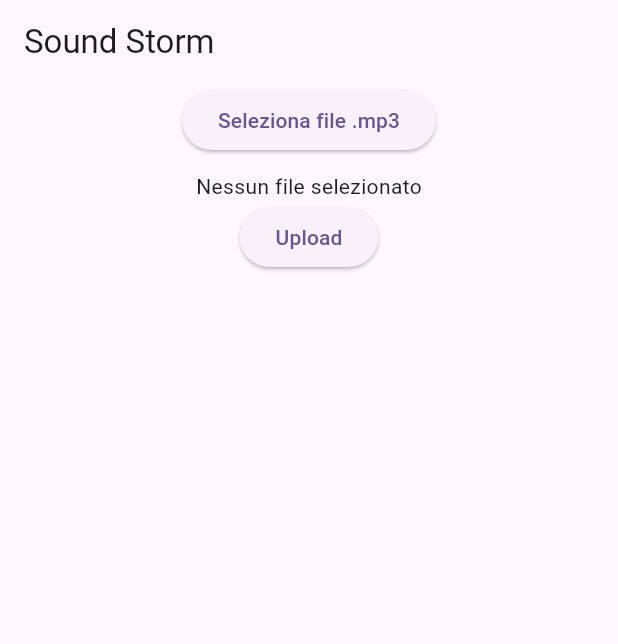
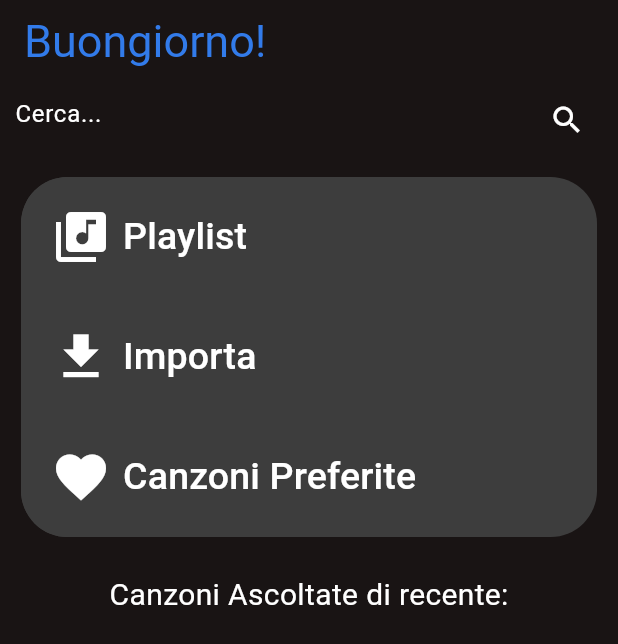
Before and after one commit to FabioFattori/sound_storm, a Flutter app: the screen it shows after launch, on a phone screen of 412 x 824 dp. Shown: the top 644 px of the screen. Run offline on Flutter 3.47's test engine with Material 2 defaults, Android fonts, the phone set to English and light mode, and no system bars; our stand-ins replace file_picker, shimmer.

```diff
--- /dev/null
+++ b/lib/Components/CustonContainer.dart
@@ -0,0 +1,17 @@
+import 'package:flutter/material.dart';
+
+class CustomContainer extends StatelessWidget {
+  CustomContainer({super.key, required this.child});
+
+  late Widget? child;
+  @override
+  Widget build(BuildContext context) {
+    return Padding(
+        padding: const EdgeInsets.all(14),
+        child: Container(
+            decoration: BoxDecoration(
+                borderRadius: BorderRadius.circular(31),
+                color: const Color.fromRGBO(61, 61, 61, 1)),
+            child: child));
+  }
+}
--- /dev/null
+++ b/lib/Components/RouteButton.dart
@@ -0,0 +1,46 @@
+import 'package:flutter/material.dart';
+
+class RouteButton extends StatelessWidget {
+  RouteButton({super.key, required this.title, required this.icon,this.Route=""});
+
+  late String title;
+  late IconData icon;
+  late String Route;
+
+  @override
+  Widget build(BuildContext context) {
+    return Row(
+      mainAxisSize: MainAxisSize.max,
+      mainAxisAlignment: MainAxisAlignment.start,
+      children: [
+        ElevatedButton.icon(
+          onPressed: () => {
+            Navigator.pushNamed(context, Route),
+          },
+          icon: Icon(
+            icon,
+            color: Colors.white,
+            size: 40,
+          ),
+          label: Text(
+            title,
+            style:const TextStyle(color: Colors.white, fontSize: 25),
+            selectionColor: const Color.fromRGBO(50, 123, 234, 1),
+          ),
+          style: ButtonStyle(
+            splashFactory: NoSplash.splashFactory,
+            backgroundColor: MaterialStateColor.resolveWith(
+              (states) => const Color.fromRGBO(61, 61, 61, 1),
+            ),
+            elevation: MaterialStateProperty.resolveWith((states) => 0),
+            shape: MaterialStateProperty.resolveWith((states) =>
+                RoundedRectangleBorder(
+                    borderRadius: BorderRadius.circular(31))),
+            padding: MaterialStateProperty.resolveWith(
+                (states) => const EdgeInsets.all(20)),
+          ),
+        ),
+      ],
+    );
+  }
+}
--- a/lib/Models/Connector.dart
+++ b/lib/Models/Connector.dart
@@ -38,4 +38,6 @@ class Connector {
       }
     }
   }
+
+
 }
--- /dev/null
+++ b/lib/Screens/Home.dart
@@ -0,0 +1,118 @@
+import 'package:flutter/material.dart';
+import 'package:flutter/scheduler.dart';
+import 'package:sound_storm/Components/CustonContainer.dart';
+import 'package:sound_storm/Components/RouteButton.dart';
+import 'package:sound_storm/Components/Skeleton.dart';
+
+class Home extends StatefulWidget {
+  Home({super.key});
+
+  final TextEditingController _controller = TextEditingController();
+  bool isSearching = false;
+  @override
+  State<Home> createState() => _HomeState();
+}
+
+class _HomeState extends State<Home> {
+  Text chooseWhatToSay() {
+    if (DateTime.now().hour < 11) {
+      return const Text(
+        'Buongiorno!',
+        style: TextStyle(fontSize: 30, color: Color.fromRGBO(50, 123, 234, 1)),
+      );
+    } else if (DateTime.now().hour < 18) {
+      return const Text('Buon pomeriggio!',
+          style:
+              TextStyle(fontSize: 30, color: Color.fromRGBO(50, 123, 234, 1)));
+    } else {
+      return const Text('Buonasera!',
+          style:
+              TextStyle(fontSize: 30, color: Color.fromRGBO(50, 123, 234, 1)));
+    }
+  }
+
+  @override
+  void initState() {
+    super.initState();
+
+  }
+
+  @override
+  Widget build(BuildContext context) {
+    return Scaffold(
+      backgroundColor: const Color.fromRGBO(25, 20, 20, 1),
+      appBar: AppBar(
+        title: chooseWhatToSay(),
+        backgroundColor: const Color.fromRGBO(25, 20, 20, 1),
+      ),
+      body: Column(
+        mainAxisSize: MainAxisSize.min,
+        mainAxisAlignment: MainAxisAlignment.start,
+        children: [
+          Padding(
+              padding: const EdgeInsets.only(left: 10, right: 10),
+              child: TextField(
+                controller: widget._controller,
+                style: const TextStyle(color: Colors.white),
+                onTap: () => {
+                  setState(() {
+                    widget.isSearching = true;
+                  })
+                },
+                onSubmitted: (value) => {
+                  setState(() {
+                    widget.isSearching = false;
+                  })
+                },
+                decoration: const InputDecoration(
+                  hintText: 'Cerca...',
+                  hintStyle: TextStyle(color: Colors.white),
+                  border: InputBorder.none,
+                  suffixIcon: Icon(
+                    Icons.search,
+                    color: Colors.white,
+                  ),
+                ),
+              )),
+          widget.isSearching
+              ? Padding(
+                  padding: const EdgeInsets.only(left: 10, right: 10),
+                  child: ListView.builder(
+                      shrinkWrap: true,
+                      itemCount: 4,
+                      itemBuilder: (context, index) {
+                        return const Skeleton();
+                      }),
+                )
+              : Column(
+                  mainAxisAlignment: MainAxisAlignment.start,
+                  children: [
+                    CustomContainer(
+                          child: Column(
+                            mainAxisAlignment: MainAxisAlignment.start,
+                            children: [
+                              RouteButton(
+                                  title: "Playlist",
+                                  icon: Icons.my_library_music),
+                              RouteButton(
+                                  title: "Importa", icon: Icons.download,Route: "/Upload",),
+                              RouteButton(
+                                  title: "Canzoni Preferite",
+                                  icon: Icons.favorite),
+                            ],
+                          )),
+
+                    const Padding(
+                      padding: EdgeInsets.all(10),
+                      child: Text(
+                        "Canzoni Ascoltate di recente:",
+                        style: TextStyle(color: Colors.white, fontSize: 20),
+                      ),
+                    )
+                  ],
+                )
+        ],
+      ),
+    );
+  }
+}
--- a/lib/main.dart
+++ b/lib/main.dart
@@ -1,13 +1,13 @@
 import 'package:flutter/material.dart';
-import 'package:sound_storm/Components/Mp3FilePicker.dart';
-import 'package:sound_storm/Models/Connector.dart';
+import 'package:sound_storm/RouteGenerator.dart';
+import 'package:sound_storm/Screens/Home.dart';
 
 void main() {
-  runApp(const MyApp());
+  runApp(MyApp());
 }
 
 class MyApp extends StatelessWidget {
-  const MyApp({super.key});
+  MyApp({super.key});
 
   // This widget is the root of your application.
   @override
@@ -16,17 +16,11 @@ class MyApp extends StatelessWidget {
       title: 'Sound Storm',
       theme: ThemeData(
 
-        colorScheme: ColorScheme.fromSeed(seedColor: Colors.deepPurple),
+        colorScheme: ColorScheme.fromSeed(seedColor: Colors.white),
         useMaterial3: true,
       ),
-      home:Scaffold(
-        appBar: AppBar(
-          title: Text('Sound Storm'),
-        ),
-        body: Center(
-          child: Mp3FilePicker(),
-        ),
-      )
+      home:Home(),
+      onGenerateRoute: RouteGenerator.generateRoute,
       );
 
   }
--- a/pubspec.yaml
+++ b/pubspec.yaml
@@ -28,6 +28,8 @@ environment:
 # the latest version available on pub.dev. To see which dependencies have newer
 # versions available, run `flutter pub outdated`.
 dependencies:
+  flutter_spinkit: ^5.2.0
+  shimmer: ^3.0.0
   file_picker: ^4.1.4
   mime: ^1.0.4
   http: ^0.13.5
@@ -62,8 +64,8 @@ flutter:
   uses-material-design: true
 
   # To add assets to your application, add an assets section, like this:
-  # assets:
-  #   - images/a_dot_burr.jpeg
+  assets:
+     - images/
   #   - images/a_dot_ham.jpeg
 
   # An image asset can refer to one or more resolution-specific "variants", see
```
Also changed, not shown: lib/Components/PasswordField.dart (added, +41 -0 lines), lib/Components/Skeleton.dart (added, +56 -0 lines), lib/RouteGenerator.dart (added, +40 -0 lines), lib/Screens/Upload.dart (added, +87 -0 lines), images/default.jpg (added), pubspec.lock.
